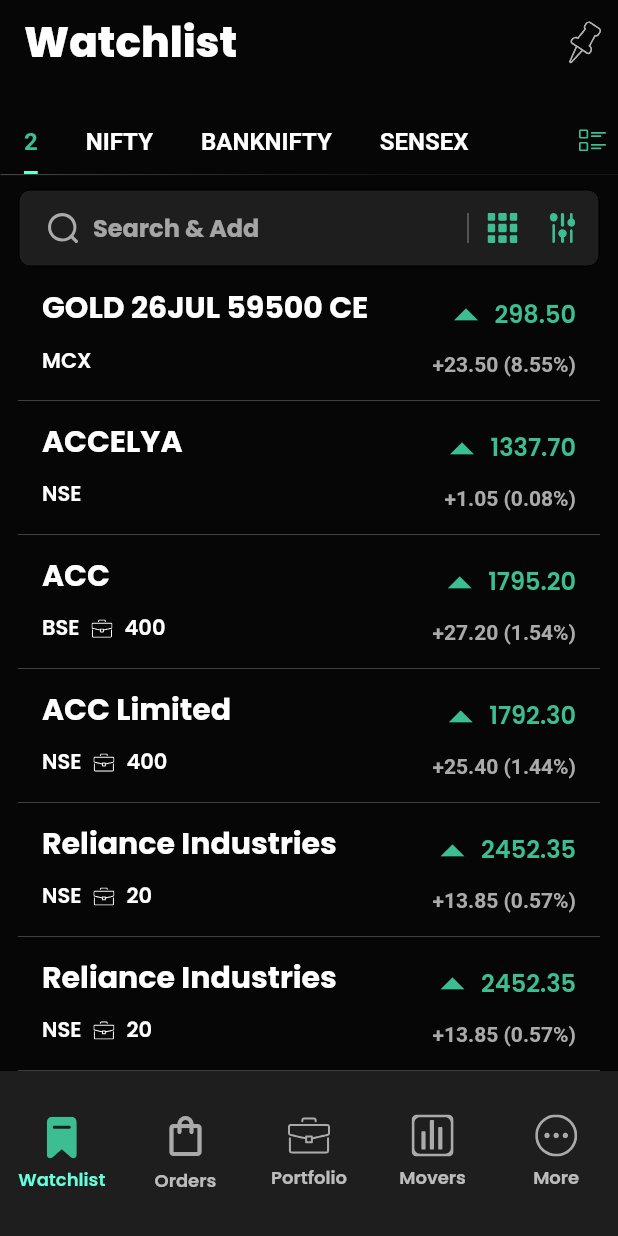
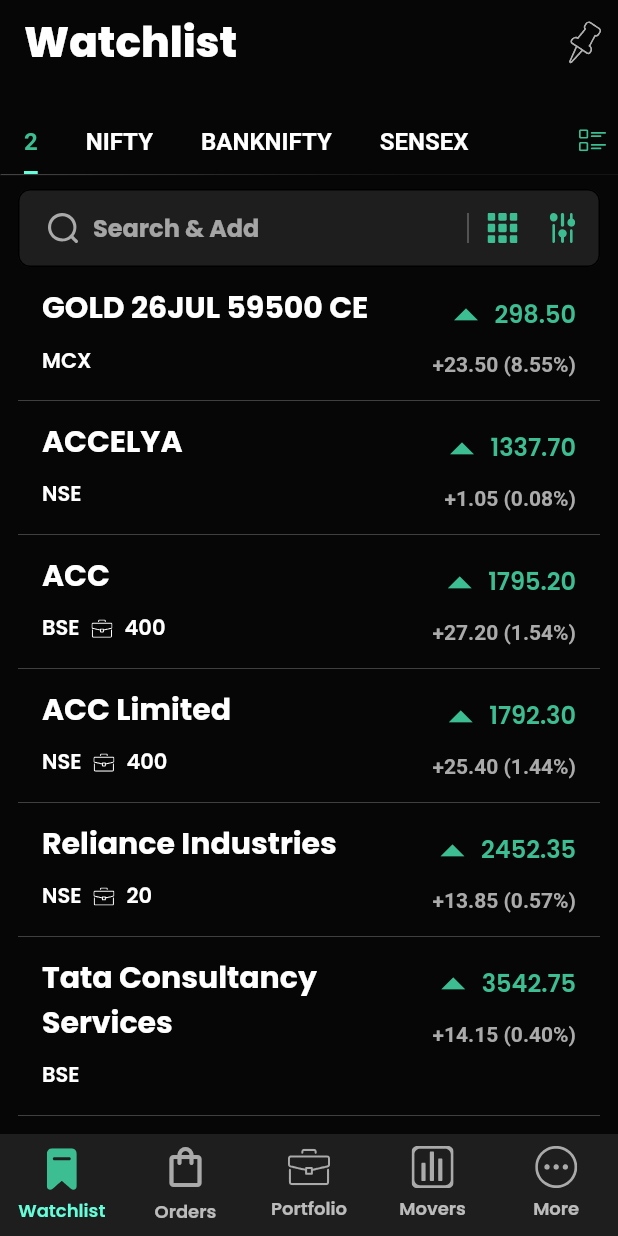
Before and after one commit to MuneerAhamed01/iouring_trading_app, a Flutter app: the screen it shows after launch, on a phone screen of 412 x 824 dp. Run offline on Flutter 3.47's test engine with Material 3 defaults, Android fonts, the phone set to English and light mode, and no system bars; our stand-ins replace flutter_bloc, flutter_svg, get_it, go_router, google_fonts.

Commit message:
fix: responisve issue fixed

```diff
--- a/lib/core/root_screen/widgets/bottom_nav_bar.dart
+++ b/lib/core/root_screen/widgets/bottom_nav_bar.dart
@@ -19,9 +19,7 @@ class MyBottomNavBar extends StatelessWidget {
   Widget build(BuildContext context) {
     final activeIndex =
         _items.indexWhere((e) => (e.key as ValueKey).value == activeRoute);
-    return SizedBox(
-      height: 110,
-      child: BottomNavigationBar(
+    return BottomNavigationBar(
       currentIndex: activeIndex,
       onTap: (index) => onTap((_items[index].key as ValueKey).value),
       backgroundColor: MyColors.bottomNavBackground,
@@ -36,7 +34,6 @@ class MyBottomNavBar extends StatelessWidget {
         height: 2,
       ),
       items: _items,
-      ),
     );
   }
 
--- a/lib/features/watchlists/data/data_sources/mock/mock_data.dart
+++ b/lib/features/watchlists/data/data_sources/mock/mock_data.dart
@@ -37,14 +37,6 @@ List<StockModel> mockStocks({
       currentPrice: 1792.30,
       previousTradeSessionPrice: 1766.90, // Calculated from +25.40 change
       shareHoldByUser: 400,
-    ),
-    StockModel(
-      id: 'RELIANCE',
-      name: 'Reliance Industries',
-      exchangeType: 'NSE',
-      currentPrice: 2452.35,
-      previousTradeSessionPrice: 2438.50,
-      shareHoldByUser: 20,
     ),
     StockModel(
       id: 'RELIANCE',
--- a/lib/features/watchlists/presentation/pages/watchlist_search.dart
+++ b/lib/features/watchlists/presentation/pages/watchlist_search.dart
@@ -92,6 +92,7 @@ class _WatchlistSearchState extends State<WatchlistSearch> {
             tag: 'search-watchlist',
             child: MySearchfield(
               controller: _textController,
+              autoFocus: true,
             ),
           ),
         ),
--- a/lib/features/watchlists/presentation/widgets/searchfield.dart
+++ b/lib/features/watchlists/presentation/widgets/searchfield.dart
@@ -11,6 +11,7 @@ class MySearchfield extends StatelessWidget {
     this.showActions = true,
     this.isDisabled = false,
     this.onTap,
+    this.autoFocus = false,
   });
 
   final TextEditingController? controller;
@@ -18,11 +19,13 @@ class MySearchfield extends StatelessWidget {
   final bool showActions;
   final VoidCallback? onTap;
   final bool isDisabled;
+  final bool autoFocus;
 
   @override
   Widget build(BuildContext context) {
     return TextFormField(
       onTap: onTap,
+      autofocus: autoFocus,
       readOnly: isDisabled,
       controller: controller,
       style: TextStyle(color: Colors.white),
```
Lines whose indentation alone changed are shown as unchanged.
